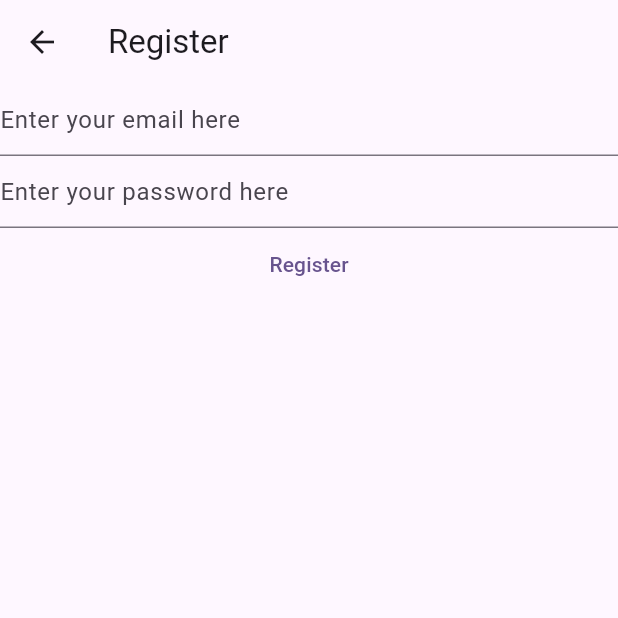
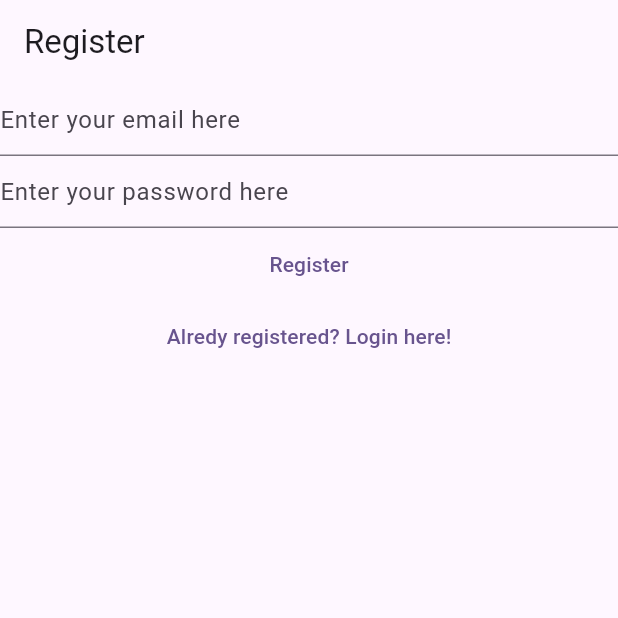
Before and after one commit to rishabhrbs96/mynotes, a Flutter app: the RegisterView screen opened directly, on a phone screen of 412 x 824 dp, the top half of it. Run offline on Flutter 3.47's test engine with Material 3 defaults, Android fonts, the phone set to English and light mode, and no system bars; our stand-ins replace firebase_auth, firebase_core; accounts and stored records are empty.

Commit message:
Linked register view and login view

```diff
--- a/lib/views/register_view.dart
+++ b/lib/views/register_view.dart
@@ -1,7 +1,5 @@
-import 'package:firebase_core/firebase_core.dart';
 import 'package:flutter/material.dart';
 import 'package:firebase_auth/firebase_auth.dart';
-import 'package:mynotes/firebase_options.dart';
 
 class RegisterView extends StatefulWidget {
   const RegisterView({super.key});
@@ -34,14 +32,7 @@ class _RegisterViewState extends State<RegisterView> {
       appBar: AppBar(
         title: const Text('Register'),
       ),
-      body: FutureBuilder(
-          future: Firebase.initializeApp(
-            options: DefaultFirebaseOptions.currentPlatform,
-          ),
-          builder: (context, snapshot) {
-            switch (snapshot.connectionState) {
-              case ConnectionState.done:
-                return Column(
+      body: Column(
         children: [
           TextField(
             controller: _email,
@@ -85,12 +76,14 @@ class _RegisterViewState extends State<RegisterView> {
             },
             child: const Text('Register'),
           ),
+          TextButton(
+              onPressed: () {
+                Navigator.of(context)
+                    .pushNamedAndRemoveUntil('/login/', (route) => false);
+              },
+              child: const Text('Alredy registered? Login here!'))
         ],
-                );
-              default:
-                return const Text('Loading');
-            }
-          }),
+      ),
     );
   }
 }
```
Also changed, not shown: lib/main.dart (+18 -16 lines), lib/views/login_view.dart (+8 -15 lines), lib/views/verify_email_view.dart (added, +31 -0 lines). Lines whose indentation alone changed are shown as unchanged.
